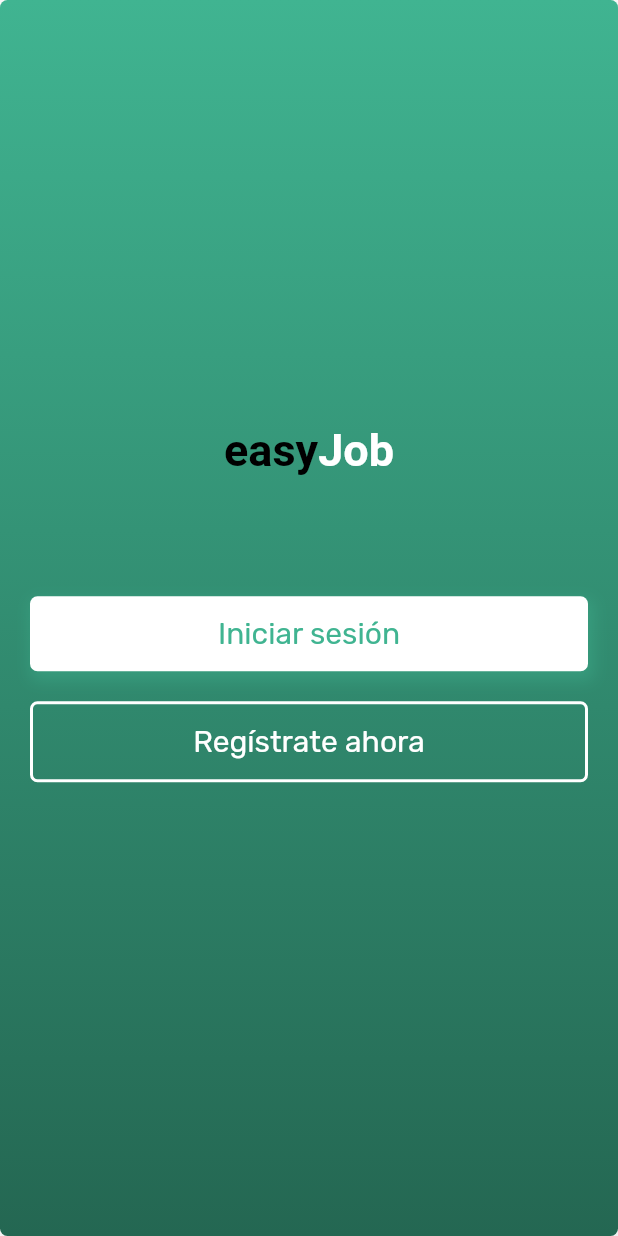
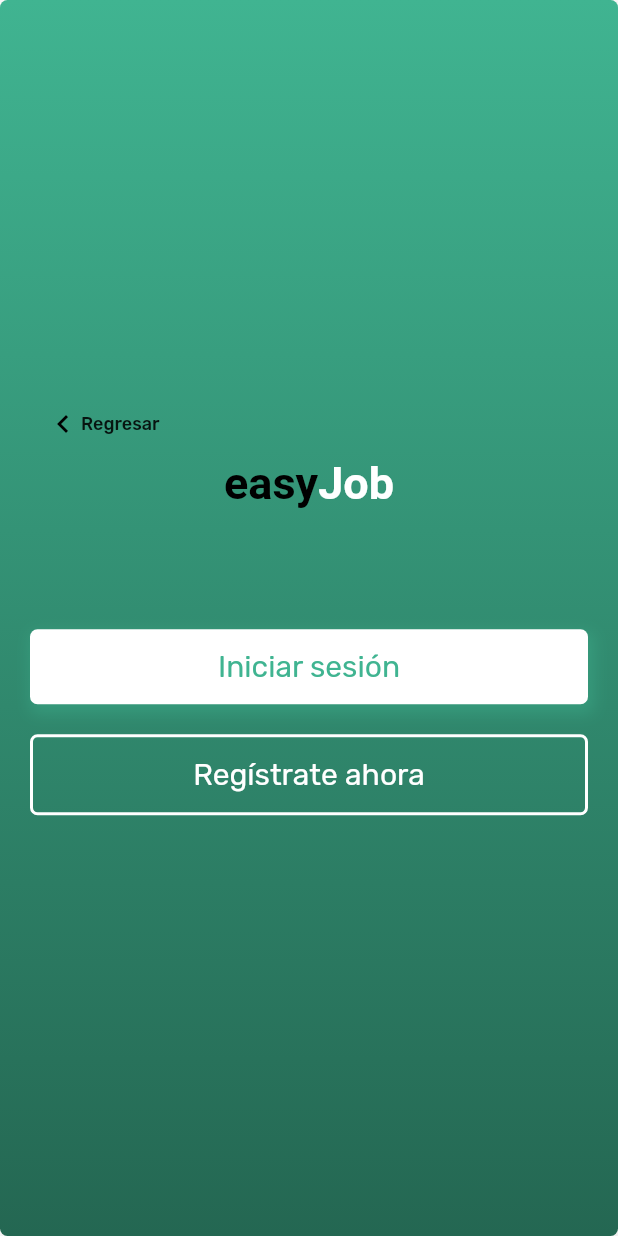
Before and after one commit to renzopachecoj/easy_job, a Flutter app: the WelcomePage screen opened directly, on a phone screen of 412 x 824 dp. Run offline on Flutter 3.47's test engine with Material 2 defaults, Android fonts, the phone set to English and light mode, and no system bars; our stand-ins replace cloud_firestore, firebase_auth, google_fonts; missing offline and left inert: strings; accounts and stored records are empty.

Commit message:
fix login

```diff
--- a/lib/loginAndSignup/welcomePage.dart
+++ b/lib/loginAndSignup/welcomePage.dart
@@ -85,6 +85,26 @@ class _WelcomePageState extends State<WelcomePage> {
           ]),
     );
   }
+  Widget _backButton() {
+    return InkWell(
+      onTap: () {
+        Navigator.pop(context);
+      },
+      child: Container(
+        padding: EdgeInsets.symmetric(horizontal: 10),
+        child: Row(
+          children: <Widget>[
+            Container(
+              padding: EdgeInsets.only(left: 0, top: 10, bottom: 10),
+              child: Icon(Icons.keyboard_arrow_left, color: Colors.black),
+            ),
+            Text('Regresar',
+                style: TextStyle(fontSize: 12, fontWeight: FontWeight.w500))
+          ],
+        ),
+      ),
+    );
+  }
 
   @override
   Widget build(BuildContext context) {
@@ -110,6 +130,7 @@ class _WelcomePageState extends State<WelcomePage> {
             crossAxisAlignment: CrossAxisAlignment.center,
             mainAxisAlignment: MainAxisAlignment.center,
             children: <Widget>[
+              _backButton(),
               _title(),
               SizedBox(
                 height: 80,
@@ -122,6 +143,7 @@ class _WelcomePageState extends State<WelcomePage> {
               SizedBox(
                 height: 20,
               ),
+
             ],
           ),
         ),
```
Also changed, not shown: lib/jobsListing.dart (+14 -3 lines), lib/loginAndSignup/loginPage.dart (+30 -15 lines).
